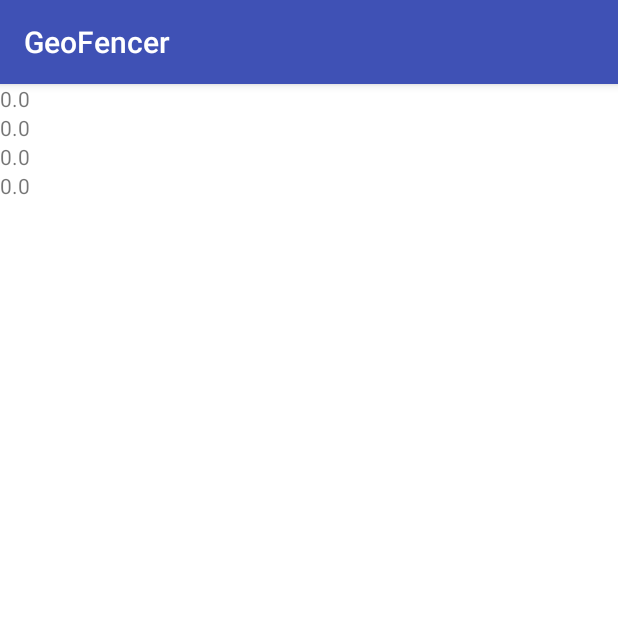
After one commit to Casak/GeoFencer, an Android app: the fragment DeltaFragment shown on its own in the app's theme, on a phone screen of 412 x 824 dp, the top half of it. The commit adds this screen. Run offline under Robolectric (Android 15) with nearby library versions, the phone set to English and light mode, and no system bars.

Commit message:
Add new fragment for pointer outputs

```diff
--- a/app/src/main/AndroidManifest.xml
+++ b/app/src/main/AndroidManifest.xml
@@ -17,6 +17,7 @@
             android:name=".presentation.ui.activities.MapActivity"
             android:configChanges="orientation|keyboardHidden|screenSize"
             android:label="@string/app_name"
+            android:screenOrientation="landscape"
             android:theme="@style/FullscreenTheme">
             <intent-filter>
                 <action android:name="android.intent.action.MAIN" />
--- a/app/src/main/java/casak/ru/geofencer/Util/MapsUtils.java
+++ b/app/src/main/java/casak/ru/geofencer/Util/MapsUtils.java
@@ -124,14 +124,13 @@ public class MapsUtils {
     }
 
     //TODO implement
-    public static CameraUpdate harvestedPolygonToCameraUpdate(Polygon polygon) {
-        List<LatLng> points = polygon.getPoints();
+    public static CameraUpdate harvestedPolygonToCameraUpdate(List<LatLng> points) {
         if (points == null || points.size() < 1)
             return null;
 
         LatLngBounds.Builder boundsBuilder = new LatLngBounds.Builder();
         boundsBuilder.include(points.get(0));
-        boundsBuilder.include(points.get(points.size() / 2 - 1));
+        boundsBuilder.include(points.get(points.size() - 1));
         LatLngBounds bounds = boundsBuilder.build();
 
         return CameraUpdateFactory.newLatLngBounds(bounds, 1);
--- a/app/src/main/java/casak/ru/geofencer/domain/Constants.java
+++ b/app/src/main/java/casak/ru/geofencer/domain/Constants.java
@@ -6,7 +6,7 @@ public class Constants {
 
     public static final double FIELD_HEIGHT_METERS = 100;
 
-    public static final Integer WIDTH_METERS = 20;
+    public static final Integer WIDTH_METERS = 10;
     public static final double HEADING_TO_LEFT = -90;
     public static final double HEADING_TO_RIGHT = 90;
 
--- /dev/null
+++ b/app/src/main/java/casak/ru/geofencer/presentation/ui/fragment/DeltaFragment.java
@@ -0,0 +1,35 @@
+package casak.ru.geofencer.presentation.ui.fragment;
+
+import android.os.Bundle;
+import android.support.annotation.Nullable;
+import android.support.v4.app.Fragment;
+import android.view.LayoutInflater;
+import android.view.View;
+import android.view.ViewGroup;
+import android.widget.TextView;
+
+import casak.ru.geofencer.R;
+
+/**
+ * Created on 17.01.2017.
+ */
+
+public class DeltaFragment extends Fragment {
+    public TextView delta1;
+    public TextView delta2;
+    public TextView delta3;
+    public TextView delta4;
+
+    @Nullable
+    @Override
+    public View onCreateView(LayoutInflater inflater, @Nullable ViewGroup container, @Nullable Bundle savedInstanceState) {
+        View view = inflater.inflate(R.layout.fragment_delta, container, false);
+
+        delta1 = (TextView) view.findViewById(R.id.delta1);
+        delta2 = (TextView) view.findViewById(R.id.delta2);
+        delta3 = (TextView) view.findViewById(R.id.delta3);
+        delta4 = (TextView) view.findViewById(R.id.delta4);
+
+        return view;
+    }
+}
--- /dev/null
+++ b/app/src/main/res/layout/fragment_delta.xml
@@ -0,0 +1,32 @@
+<?xml version="1.0" encoding="utf-8"?>
+<LinearLayout xmlns:android="http://schemas.android.com/apk/res/android"
+    android:layout_width="match_parent"
+    android:layout_height="match_parent"
+    android:orientation="vertical"
+    android:background="#ffffff">
+
+    <TextView
+        android:id="@+id/delta1"
+        android:layout_width="wrap_content"
+        android:layout_height="wrap_content"
+        android:text="0.0" />
+
+    <TextView
+        android:id="@+id/delta2"
+        android:layout_width="wrap_content"
+        android:layout_height="wrap_content"
+        android:text="0.0" />
+
+    <TextView
+        android:id="@+id/delta3"
+        android:layout_width="wrap_content"
+        android:layout_height="wrap_content"
+        android:text="0.0" />
+
+    <TextView
+        android:id="@+id/delta4"
+        android:layout_width="wrap_content"
+        android:layout_height="wrap_content"
+        android:text="0.0" />
+
+</LinearLayout>
```
Also changed, not shown: app/src/main/java/casak/ru/geofencer/presentation/presenters/impl/MapPresenter.java (+185 -47 lines), app/src/main/java/casak/ru/geofencer/presentation/ui/activities/MapActivity.java (+12 -9 lines), app/src/main/res/layout/activity_map.xml (+18 -6 lines), 1 other file.
